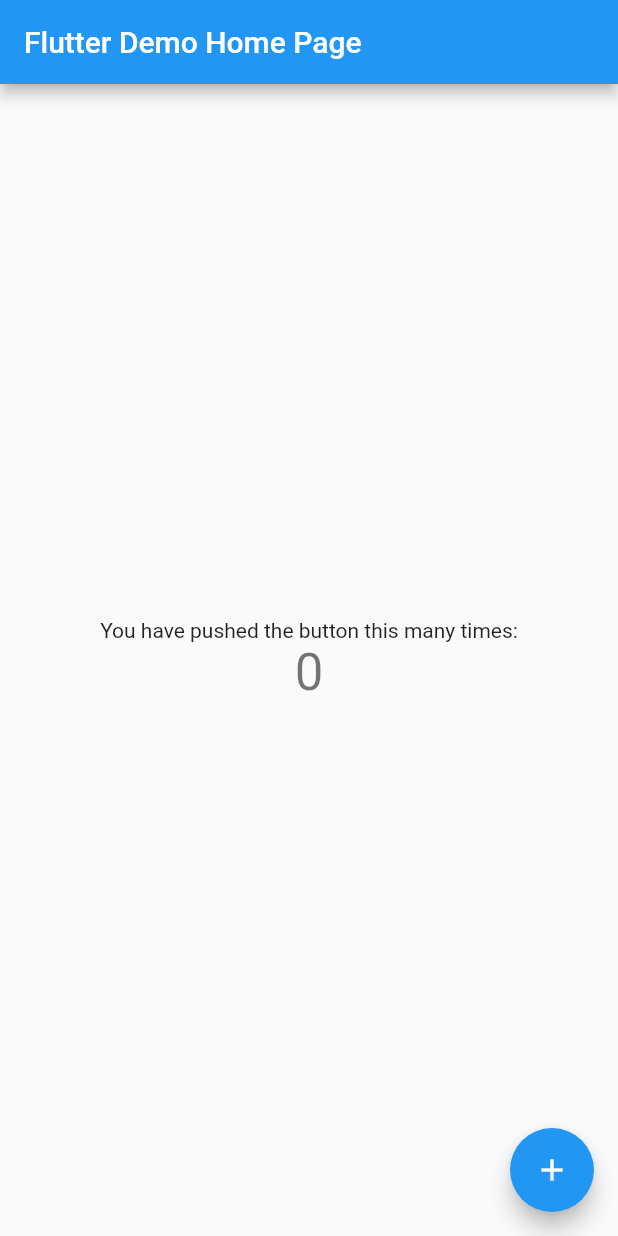
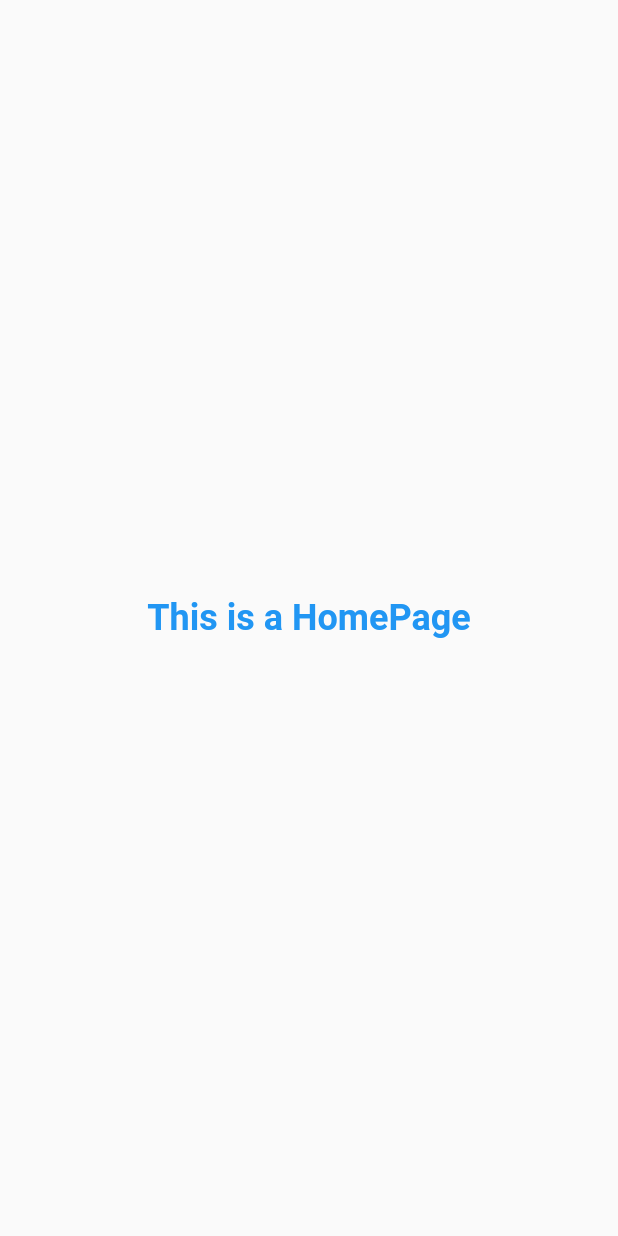
Before and after one commit to NicoEnriquezFFuFm/pokedex-async-redux, a Flutter app: the screen it shows after launch, on a phone screen of 412 x 824 dp. Run offline on Flutter 3.47's test engine with Material 2 defaults, Android fonts, the phone set to English and light mode, and no system bars; our stand-ins replace async_redux, freezed_annotation; generated files the repository leaves out were written again.

Commit message:
feat: added setup for async redux
- added storeprovider inside main.dart
- added constants.dart inside utils folder
- added home_page.dart feature
- added analyzer inside analysis_options.yaml

```diff
--- /dev/null
+++ b/lib/features/home_page.dart
@@ -0,0 +1,26 @@
+import 'package:flutter/material.dart';
+import 'package:pokedexbootcamp/utils/constants.dart';
+
+class HomePage extends StatelessWidget {
+  const HomePage({Key? key}) : super(key: key);
+
+  @override
+  Widget build(BuildContext context) {
+    return const MaterialApp(
+      home: SafeArea(
+        child: Scaffold(
+          body: Center(
+            child: Text(
+              homePage,
+              style: TextStyle(
+                fontSize: fontSize,
+                color: Colors.blue,
+                fontWeight: FontWeight.bold,
+              ),
+            ),
+          ),
+        ),
+      ),
+    );
+  }
+}
--- a/lib/main.dart
+++ b/lib/main.dart
@@ -1,115 +1,19 @@
+import 'package:async_redux/async_redux.dart';
+import 'package:flutter/foundation.dart';
 import 'package:flutter/material.dart';
+import 'package:pokedexbootcamp/state/app_state.dart';
+
+import 'features/home_page.dart';
 
 void main() {
-  runApp(const MyApp());
+  final store = Store<AppState>(
+    initialState: AppState(),
+    actionObservers: kReleaseMode ? null : [ConsoleActionObserver<AppState>()],
+  );
+  runApp(
+    StoreProvider(
+      store: store,
+      child: const HomePage(),
+    ),
+  );
 }
-
-class MyApp extends StatelessWidget {
-  const MyApp({super.key});
-
-  // This widget is the root of your application.
-  @override
-  Widget build(BuildContext context) {
-    return MaterialApp(
-      title: 'Flutter Demo',
-      theme: ThemeData(
-        // This is the theme of your application.
-        //
-        // Try running your application with "flutter run". You'll see the
-        // application has a blue toolbar. Then, without quitting the app, try
-        // changing the primarySwatch below to Colors.green and then invoke
-        // "hot reload" (press "r" in the console where you ran "flutter run",
-        // or simply save your changes to "hot reload" in a Flutter IDE).
-        // Notice that the counter didn't reset back to zero; the application
-        // is not restarted.
-        primarySwatch: Colors.blue,
-      ),
-      home: const MyHomePage(title: 'Flutter Demo Home Page'),
-    );
-  }
-}
-
-class MyHomePage extends StatefulWidget {
-  const MyHomePage({super.key, required this.title});
-
-  // This widget is the home page of your application. It is stateful, meaning
-  // that it has a State object (defined below) that contains fields that affect
-  // how it looks.
-
-  // This class is the configuration for the state. It holds the values (in this
-  // case the title) provided by the parent (in this case the App widget) and
-  // used by the build method of the State. Fields in a Widget subclass are
-  // always marked "final".
-
-  final String title;
-
-  @override
-  State<MyHomePage> createState() => _MyHomePageState();
-}
-
-class _MyHomePageState extends State<MyHomePage> {
-  int _counter = 0;
-
-  void _incrementCounter() {
-    setState(() {
-      // This call to setState tells the Flutter framework that something has
-      // changed in this State, which causes it to rerun the build method below
-      // so that the display can reflect the updated values. If we changed
-      // _counter without calling setState(), then the build method would not be
-      // called again, and so nothing would appear to happen.
-      _counter++;
-    });
-  }
-
-  @override
-  Widget build(BuildContext context) {
-    // This method is rerun every time setState is called, for instance as done
-    // by the _incrementCounter method above.
-    //
-    // The Flutter framework has been optimized to make rerunning build methods
-    // fast, so that you can just rebuild anything that needs updating rather
-    // than having to individually change instances of widgets.
-    return Scaffold(
-      appBar: AppBar(
-        // Here we take the value from the MyHomePage object that was created by
-        // the App.build method, and use it to set our appbar title.
-        title: Text(widget.title),
-      ),
-      body: Center(
-        // Center is a layout widget. It takes a single child and positions it
-        // in the middle of the parent.
-        child: Column(
-          // Column is also a layout widget. It takes a list of children and
-          // arranges them vertically. By default, it sizes itself to fit its
-          // children horizontally, and tries to be as tall as its parent.
-          //
-          // Invoke "debug painting" (press "p" in the console, choose the
-          // "Toggle Debug Paint" action from the Flutter Inspector in Android
-          // Studio, or the "Toggle Debug Paint" command in Visual Studio Code)
-          // to see the wireframe for each widget.
-          //
-          // Column has various properties to control how it sizes itself and
-          // how it positions its children. Here we use mainAxisAlignment to
-          // center the children vertically; the main axis here is the vertical
-          // axis because Columns are vertical (the cross axis would be
-          // horizontal).
-          mainAxisAlignment: MainAxisAlignment.center,
-          children: <Widget>[
-            const Text(
-              'You have pushed the button this many times:',
-            ),
-            Text(
-              '$_counter',
-              style: Theme.of(context).textTheme.headline4,
-            ),
-          ],
-        ),
-      ),
-      floatingActionButton: FloatingActionButton(
-        onPressed: _incrementCounter,
-        tooltip: 'Increment',
-        child: const Icon(Icons.add),
-      ), // This trailing comma makes auto-formatting nicer for build methods.
-    );
-  }
-}
--- /dev/null
+++ b/lib/utils/constants.dart
@@ -0,0 +1,7 @@
+//TODO: This will be removed
+
+//Double constants
+const double fontSize = 24;
+
+//String constants
+const String homePage = "This is a HomePage";
```
Also changed, not shown: analysis_options.yaml (+10 -0 lines), lib/state/app_state.dart (added, +14 -0 lines).
